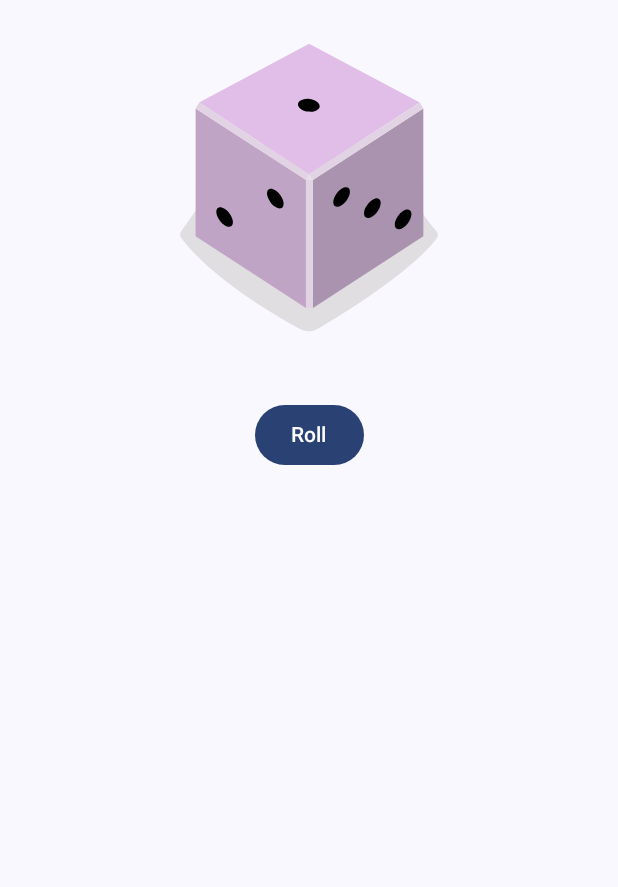
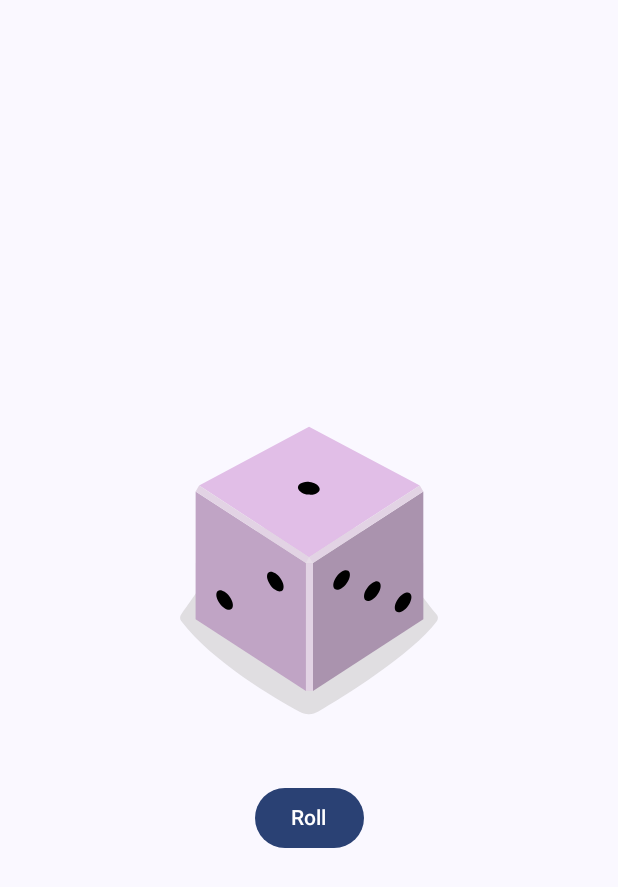
Before and after one commit to rochamarcelo/android-basics-compose-unit-2-dice-roller, an Android app built with Jetpack Compose: the screen it shows after launch (MainActivity), on a phone screen of 412 x 824 dp. Shown: the top 887 px of the screen. Run offline under Robolectric (Android 15) with nearby library versions, the phone set to English and light mode, and no system bars.

Commit message:
Arrangement: Center

```diff
--- a/app/src/main/java/com/example/diceroller/MainActivity.kt
+++ b/app/src/main/java/com/example/diceroller/MainActivity.kt
@@ -5,6 +5,7 @@ import androidx.activity.ComponentActivity
 import androidx.activity.compose.setContent
 import androidx.activity.enableEdgeToEdge
 import androidx.compose.foundation.Image
+import androidx.compose.foundation.layout.Arrangement
 import androidx.compose.foundation.layout.Column
 import androidx.compose.foundation.layout.Spacer
 import androidx.compose.foundation.layout.fillMaxSize
@@ -56,6 +57,7 @@ fun DiceWithButtonAndImage(modifier: Modifier = Modifier) {
     }
     Column (
         modifier = modifier,
+        verticalArrangement = Arrangement.Center,
         horizontalAlignment = Alignment.CenterHorizontally,
     ) {
         Image(
```
